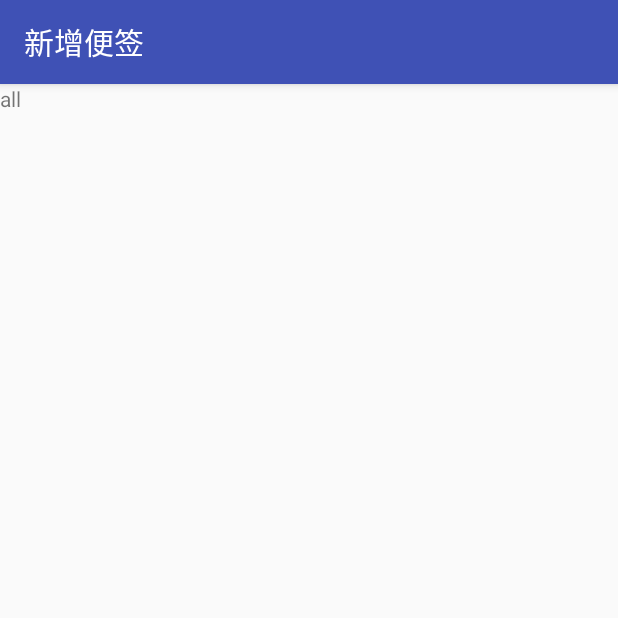
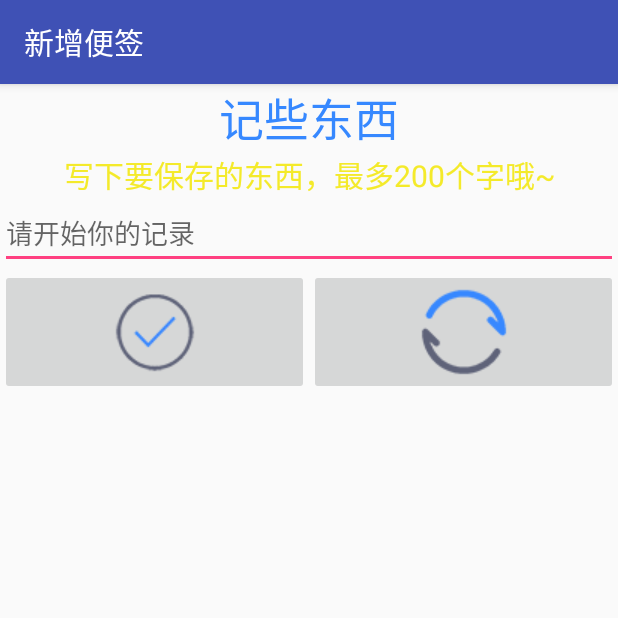
Before and after one commit to FangWolf/MoneyManger, an Android app: the Addnote screen opened directly, with no data from a screen before it, on a phone screen of 412 x 824 dp, the top half of it. Run offline under Robolectric (Android 15) with nearby library versions, the phone set to English and light mode, and no system bars.

Commit message:
jiemian all ok!

```diff
--- a/app/src/main/AndroidManifest.xml
+++ b/app/src/main/AndroidManifest.xml
@@ -45,7 +45,8 @@
         <activity android:name=".Setting"
             android:label="设置">
         </activity>
-        <activity android:name=".Help">
+        <activity android:name=".About"
+            android:label="关于">
         </activity>
     </application>
 
--- a/app/src/main/java/com/example/siyu2/moneymanger/Help.java
+++ b/app/src/main/java/com/example/siyu2/moneymanger/About.java
@@ -3,11 +3,11 @@ package com.example.siyu2.moneymanger;
 import android.support.v7.app.AppCompatActivity;
 import android.os.Bundle;
 
-public class Help extends AppCompatActivity {
+public class About extends AppCompatActivity {
 
     @Override
     protected void onCreate(Bundle savedInstanceState) {
         super.onCreate(savedInstanceState);
-        setContentView(R.layout.activity_help);
+        setContentView(R.layout.activity_about);
     }
 }
--- a/app/src/main/java/com/example/siyu2/moneymanger/Addlose.java
+++ b/app/src/main/java/com/example/siyu2/moneymanger/Addlose.java
@@ -32,7 +32,7 @@ public class Addlose extends AppCompatActivity {int mYear, mMonth, mDay;
     @Override
     protected void onCreate(Bundle savedInstanceState) {
         super.onCreate(savedInstanceState);
-        setContentView(R.layout.activity_addget);
+        setContentView(R.layout.activity_addlose);
         txtMoney = (EditText) findViewById(R.id.txtMoney);
         txtFlag = (EditText) findViewById(R.id.txtFlag);
         txtType = (Spinner) findViewById(R.id.txtType);
--- a/app/src/main/java/com/example/siyu2/moneymanger/Addnote.java
+++ b/app/src/main/java/com/example/siyu2/moneymanger/Addnote.java
@@ -2,6 +2,10 @@ package com.example.siyu2.moneymanger;
 
 import android.support.v7.app.AppCompatActivity;
 import android.os.Bundle;
+import android.view.View;
+import android.widget.EditText;
+import android.widget.ImageButton;
+import android.widget.Toast;
 
 public class Addnote extends AppCompatActivity {
 
@@ -9,5 +13,21 @@ public class Addnote extends AppCompatActivity {
     protected void onCreate(Bundle savedInstanceState) {
         super.onCreate(savedInstanceState);
         setContentView(R.layout.activity_addnote);
+        final EditText txtnote = (EditText) findViewById(R.id.txtNote);
+        ImageButton btnsend = (ImageButton) findViewById(R.id.btnSend);
+        ImageButton btnrewrite = (ImageButton) findViewById(R.id.btnRewrite);
+        btnsend.setOnClickListener(new View.OnClickListener() {
+            @Override
+            public void onClick(View view) {
+                Toast.makeText(Addnote.this,"提交成功",Toast.LENGTH_SHORT).show();
+            }
+        });
+        btnrewrite.setOnClickListener(new View.OnClickListener() {
+            @Override
+            public void onClick(View view) {
+                txtnote.setText("");
+                Toast.makeText(Addnote.this,"想清楚了再写",Toast.LENGTH_SHORT).show();
+            }
+        });
     }
 }
--- a/app/src/main/java/com/example/siyu2/moneymanger/MainActivity.java
+++ b/app/src/main/java/com/example/siyu2/moneymanger/MainActivity.java
@@ -4,7 +4,6 @@ import android.content.Intent;
 import android.support.v7.app.AppCompatActivity;
 import android.os.Bundle;
 import android.view.View;
-import android.widget.Button;
 import android.widget.ImageButton;
 
 public class MainActivity extends AppCompatActivity implements View.OnClickListener {
@@ -74,7 +73,7 @@ public class MainActivity extends AppCompatActivity implements View.OnClickListe
                 startActivity(intent);
                 break;
             case R.id.Help:
-                intent = new Intent(MainActivity.this,Help.class);
+                intent = new Intent(MainActivity.this,About.class);
                 startActivity(intent);
                 break;
             case R.id.Logout:
--- a/app/src/main/res/layout/activity_addlose.xml
+++ b/app/src/main/res/layout/activity_addlose.xml
@@ -82,8 +82,8 @@
         android:layout_width="wrap_content"
         android:layout_height="wrap_content"
         android:text="备注信息："
-        android:textSize="20sp"
-        android:textColor="#f4ea2a"/>
+        android:textColor="#f4ea2a"
+        android:textSize="20sp"/>
 
     <EditText
         android:id="@+id/txtFlag"
--- a/app/src/main/res/layout/activity_addnote.xml
+++ b/app/src/main/res/layout/activity_addnote.xml
@@ -1,14 +1,56 @@
 <?xml version="1.0" encoding="utf-8"?>
-<android.support.constraint.ConstraintLayout
+<LinearLayout
     xmlns:android="http://schemas.android.com/apk/res/android"
-    xmlns:app="http://schemas.android.com/apk/res-auto"
-    xmlns:tools="http://schemas.android.com/tools"
+    android:orientation="vertical"
     android:layout_width="match_parent"
-    android:layout_height="match_parent"
-    tools:context="com.example.siyu2.moneymanger.Addnote">
+    android:layout_height="match_parent">
+
     <TextView
-        android:layout_width="wrap_content"
+        android:layout_width="match_parent"
         android:layout_height="wrap_content"
-        android:text="all"/>
+        android:textSize="30sp"
+        android:gravity="center"
+        android:textColor="#3688ff"
+        android:text="记些东西"/>
 
-</android.support.constraint.ConstraintLayout>
+    <TextView
+        android:id="@+id/textView"
+        android:layout_width="match_parent"
+        android:layout_height="wrap_content"
+        android:text="写下要保存的东西，最多200个字哦~"
+        android:gravity="center"
+        android:textColor="#f4ea2a"
+        android:textSize="20sp"/>
+
+    <EditText
+        android:id="@+id/txtNote"
+        android:layout_width="match_parent"
+        android:layout_height="wrap_content"
+        android:hint="请开始你的记录"
+        android:maxLines="10"/>
+    <LinearLayout
+        android:layout_width="match_parent"
+        android:layout_height="wrap_content"
+        android:layout_gravity="bottom"
+        android:orientation="horizontal">
+
+        <ImageButton
+            android:id="@+id/btnSend"
+            android:layout_width="wrap_content"
+            android:layout_height="wrap_content"
+            android:layout_gravity=""
+            android:src="@drawable/send"
+            android:text="提交"
+            android:layout_weight="1"/>
+
+        <ImageButton
+            android:id="@+id/btnRewrite"
+            android:layout_width="wrap_content"
+            android:layout_height="wrap_content"
+            android:hint="重写"
+            android:src="@drawable/rewrite"
+            android:layout_weight="1"/>
+    </LinearLayout>
+
+
+</LinearLayout>
```
Also changed, not shown: app/src/main/java/com/example/siyu2/moneymanger/Detailall.java (+24 -0 lines), app/src/main/res/layout/activity_about.xml (renamed from app/src/main/res/layout/activity_help.xml, +4 -3 lines), app/src/main/res/layout/activity_detailall.xml (+34 -8 lines), app/src/main/res/layout/activity_detailget.xml (+9 -8 lines), app/src/main/res/layout/activity_detaillose.xml (+9 -8 lines), app/src/main/res/layout/activity_setting.xml (+8 -4 lines), app/src/main/res/drawable/aboutme.png (added).
